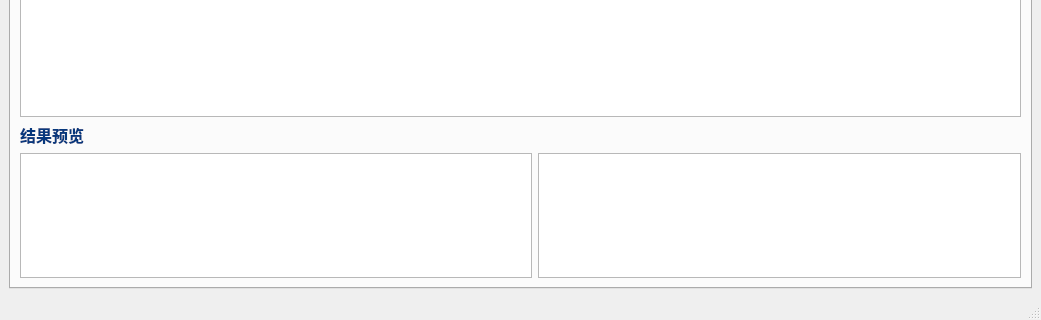
binchuanyao/GC-DataAnalysis, file data_analysis.ui: the form before one commit; both pictures show x 0 to 1041 and y 418 to 738 of the 1041 by 738 pixel window.
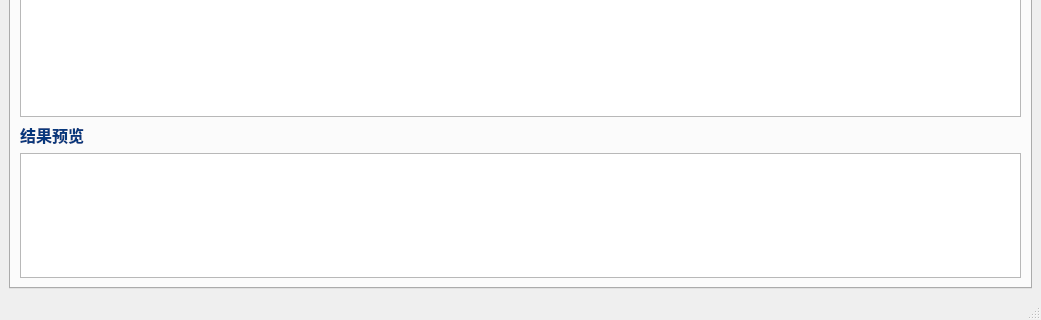
The form after the commit. The open tabs and pages were chosen to show the change.

Commit message: 修复【出库分析】必须点击所有分析按钮后，才能导出

Patch:
```diff
--- a/data_analysis.ui
+++ b/data_analysis.ui
@@ -1710,7 +1710,7 @@
           </property>
          </widget>
         </item>
-        <item row="8" column="0" colspan="2">
+        <item row="8" column="0" colspan="3">
          <widget class="QTableView" name="ob_timeTableView">
           <property name="styleSheet">
            <string notr="true"/>
@@ -1729,9 +1729,6 @@
           </attribute>
          </widget>
         </item>
-        <item row="8" column="2">
-         <widget class="QTextBrowser" name="textBrowser"/>
-        </item>
        </layout>
       </widget>
       <widget class="QWidget" name="Inbound">
```
Left out of the diff: 2 changed lines with no effect on the pictures. The commit also changes 1 other file.
